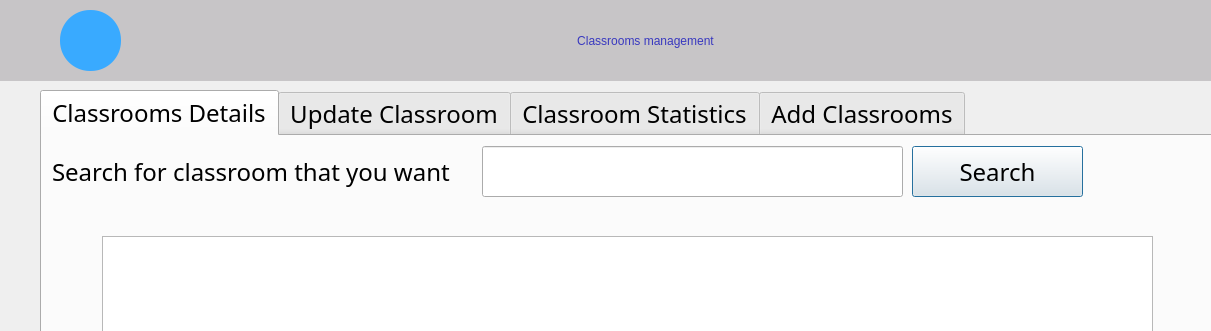
boudenjal-mohcine/GST-SCOLARITE, file classrooms.ui: the form before one commit; both pictures show x 0 to 1211 and y 0 to 331 of the 1211 by 810 pixel window.
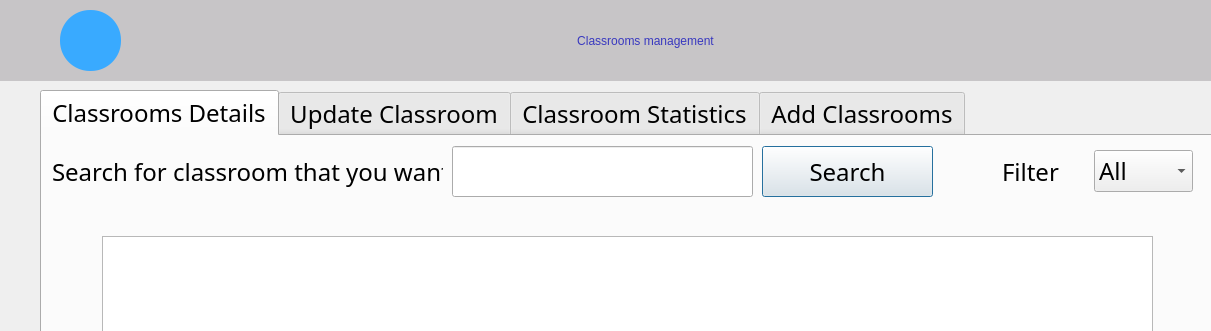
The form after the commit. The open tabs and pages were chosen to show the change. Icons and pictures are not drawn.

Commit message: add branches crud + add filter + add charts in statistcs

What changed in the file:
```diff
--- a/classrooms.ui
+++ b/classrooms.ui
@@ -83,7 +83,7 @@
       <rect>
        <x>10</x>
        <y>10</y>
-       <width>601</width>
+       <width>391</width>
        <height>51</height>
       </rect>
      </property>
@@ -97,7 +97,7 @@
     <widget class="QPushButton" name="search_btn">
      <property name="geometry">
       <rect>
-       <x>870</x>
+       <x>720</x>
        <y>10</y>
        <width>171</width>
        <height>51</height>
@@ -113,9 +113,9 @@
     <widget class="QLineEdit" name="searchLine_2">
      <property name="geometry">
       <rect>
-       <x>440</x>
+       <x>410</x>
        <y>10</y>
-       <width>421</width>
+       <width>301</width>
        <height>51</height>
       </rect>
      </property>
@@ -127,6 +127,47 @@
       <string/>
      </property>
     </widget>
+    <widget class="QWidget" name="horizontalLayoutWidget">
+     <property name="geometry">
+      <rect>
+       <x>960</x>
+       <y>10</y>
+       <width>191</width>
+       <height>51</height>
+      </rect>
+     </property>
+     <layout class="QHBoxLayout" name="horizontalLayout_4">
+      <item>
+       <widget class="QLabel" name="label_17">
+        <property name="styleSheet">
+         <string notr="true">font: 13pt &quot;Century Gothic&quot;;</string>
+        </property>
+        <property name="text">
+         <string>Filter</string>
+        </property>
+       </widget>
+      </item>
+      <item>
+       <widget class="QComboBox" name="comboBox">
+        <item>
+         <property name="text">
+          <string>All</string>
+         </property>
+        </item>
+        <item>
+         <property name="text">
+          <string>amphi</string>
+         </property>
+        </item>
+        <item>
+         <property name="text">
+          <string>salle</string>
+         </property>
+        </item>
+       </widget>
+      </item>
+     </layout>
+    </widget>
    </widget>
    <widget class="QWidget" name="tab_2">
     <attribute name="title">
```
Left out of the diff: 2 changed lines with no effect on the pictures. The commit also changes 15 other files.
